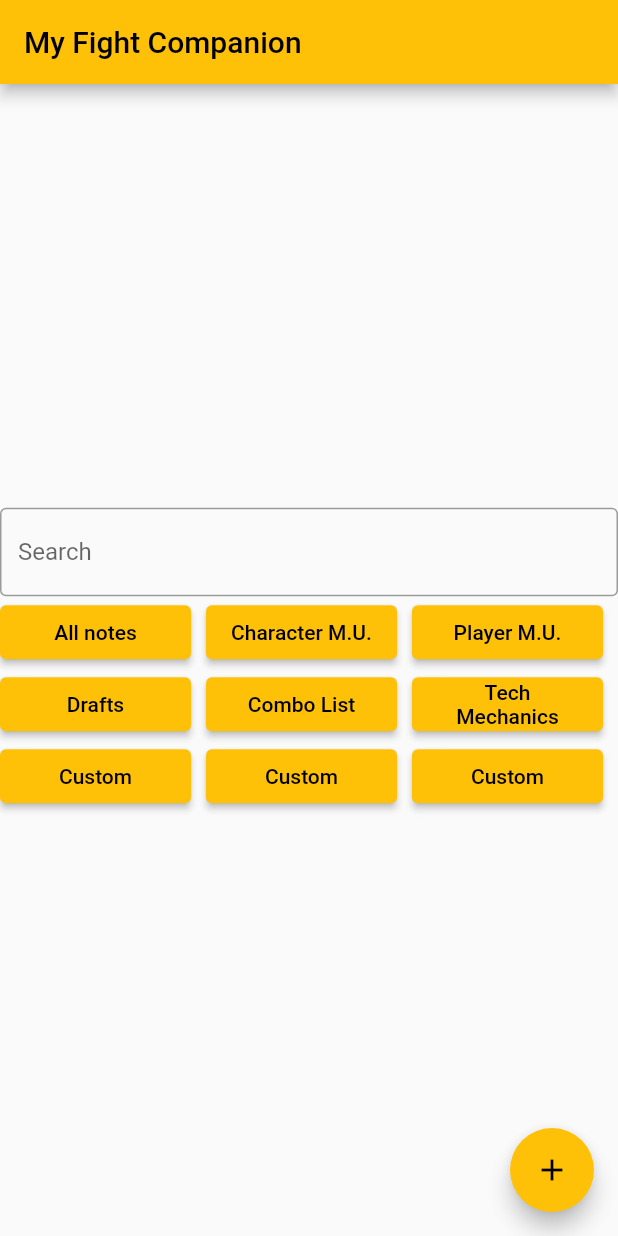
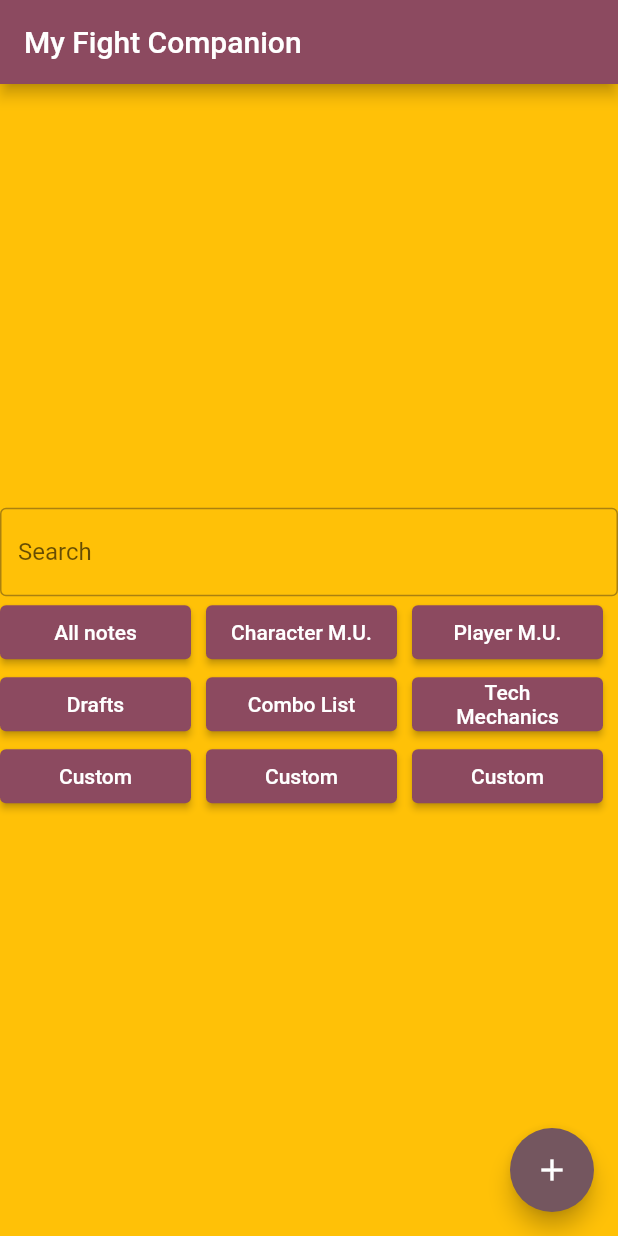
Before and after one commit to firedb/myFightCompanion, a Flutter app: the screen it shows after launch, on a phone screen of 412 x 824 dp. Run offline on Flutter 3.47's test engine with Material 2 defaults, Android fonts, the light colour scheme and no system bars.

Commit message:
Testing theme with various colors and interactions between compontents after theme/color changes

```diff
--- a/my_fight_companion/lib/main.dart
+++ b/my_fight_companion/lib/main.dart
@@ -18,8 +18,8 @@ class _MyAppState extends State<MyApp> {
   Widget build(BuildContext context) {
     return MaterialApp(
       title: 'My Fight Companion',
-      theme: ThemeData(
-        primarySwatch: Colors.amber,
+      theme: ThemeData(useMaterial3: false,
+        colorScheme: ColorScheme.fromSeed(seedColor: Colors.black), scaffoldBackgroundColor: Colors.amber
       ),
       home: const MyHomePage(title: 'My Fight Companion'),
     );
```
